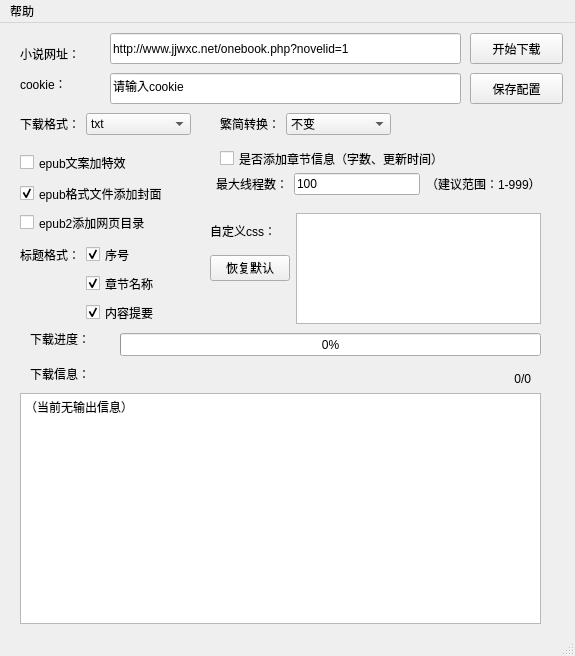
This is exe整合版/jjurl.ui in 7325156/jjwxcNovelCrawler as Qt 5 draws it before an edit. The edited form follows.
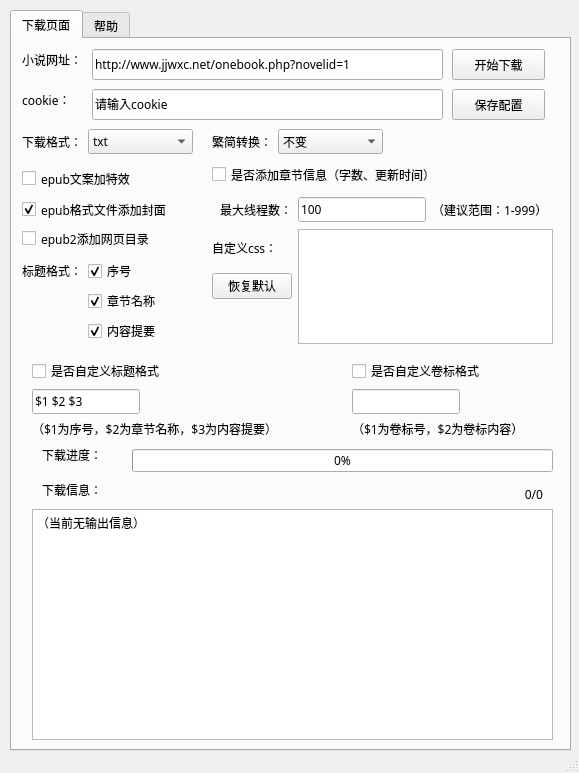
This is the edited form. Icons and pictures are not drawn.

Patch:
```diff
--- a/exe整合版/jjurl.ui
+++ b/exe整合版/jjurl.ui
@@ -6,10 +6,15 @@
    <rect>
     <x>0</x>
     <y>0</y>
-    <width>575</width>
-    <height>656</height>
+    <width>579</width>
+    <height>773</height>
    </rect>
   </property>
+  <property name="font">
+   <font>
+    <family>微软雅黑</family>
+   </font>
+  </property>
   <property name="windowTitle">
    <string>晋江小说下载</string>
   </property>
@@ -21,87 +26,36 @@
    <set>Qt::ImhPreferNumbers</set>
   </property>
   <widget class="QWidget" name="centralwidget">
-   <widget class="QWidget" name="formLayoutWidget">
+   <widget class="QTabWidget" name="tabWidget">
     <property name="geometry">
      <rect>
-      <x>220</x>
-      <y>90</y>
-      <width>171</width>
-      <height>31</height>
+      <x>10</x>
+      <y>10</y>
+      <width>561</width>
+      <height>741</height>
      </rect>
     </property>
-    <layout class="QFormLayout" name="tstran">
-     <item row="0" column="1">
-      <widget class="QComboBox" name="stch">
-       <item>
-        <property name="text">
-         <string>不变</string>
-        </property>
-       </item>
-       <item>
-        <property name="text">
-         <string>繁转简</string>
-        </property>
-       </item>
-       <item>
-        <property name="text">
-         <string>简转繁</string>
-        </property>
-       </item>
-      </widget>
-     </item>
-     <item row="0" column="0">
-      <widget class="QLabel" name="label">
-       <property name="text">
-        <string>繁简转换：</string>
-       </property>
-      </widget>
-     </item>
-    </layout>
-   </widget>
-   <widget class="QWidget" name="formLayoutWidget_2">
-    <property name="geometry">
-     <rect>
-      <x>20</x>
-      <y>90</y>
-      <width>171</width>
-      <height>31</height>
-     </rect>
-    </property>
-    <layout class="QFormLayout" name="fileend">
-     <item row="0" column="0">
-      <widget class="QLabel" name="label_2">
-       <property name="text">
-        <string>下载格式：</string>
-       </property>
-      </widget>
-     </item>
-     <item row="0" column="1">
-      <widget class="QComboBox" name="format">
-       <item>
-        <property name="text">
-         <string>txt</string>
-        </property>
-       </item>
-       <item>
-        <property name="text">
-         <string>epub2</string>
-        </property>
-       </item>
-       <item>
-        <property name="text">
-         <string>epub3</string>
-        </property>
-       </item>
-      </widget>
-     </item>
-    </layout>
-   </widget>
+    <property name="styleSheet">
+     <string notr="true">&quot;QTabWidget:pane {border-top:0px solid #e8f3f9;background:  transparent; }&quot;</string>
+    </property>
+    <property name="tabShape">
+     <enum>QTabWidget::Rounded</enum>
+    </property>
+    <property name="currentIndex">
+     <number>0</number>
+    </property>
+    <property name="elideMode">
+     <enum>Qt::ElideNone</enum>
+    </property>
+    <widget class="QWidget" name="tab">
+     <attribute name="title">
+      <string>下载页面</string>
+     </attribute>
    <widget class="QLabel" name="label_3">
     <property name="geometry">
      <rect>
-      <x>20</x>
-      <y>20</y>
+        <x>10</x>
+        <y>10</y>
       <width>72</width>
       <height>21</height>
      </rect>
@@ -113,7 +67,7 @@
    <widget class="QLineEdit" name="jjurl">
     <property name="geometry">
      <rect>
-      <x>110</x>
+        <x>80</x>
       <y>10</y>
       <width>351</width>
       <height>31</height>
@@ -123,10 +77,36 @@
      <string>http://www.jjwxc.net/onebook.php?novelid=1</string>
     </property>
    </widget>
+     <widget class="QPushButton" name="start">
+      <property name="geometry">
+       <rect>
+        <x>440</x>
+        <y>10</y>
+        <width>93</width>
+        <height>31</height>
+       </rect>
+      </property>
+      <property name="text">
+       <string>开始下载</string>
+      </property>
+     </widget>
+     <widget class="QPushButton" name="configsave">
+      <property name="geometry">
+       <rect>
+        <x>440</x>
+        <y>50</y>
+        <width>93</width>
+        <height>31</height>
+       </rect>
+      </property>
+      <property name="text">
+       <string>保存配置</string>
+      </property>
+     </widget>
    <widget class="QLabel" name="label_4">
     <property name="geometry">
      <rect>
-      <x>20</x>
+        <x>10</x>
       <y>50</y>
       <width>72</width>
       <height>21</height>
@@ -139,7 +119,7 @@
    <widget class="QLineEdit" name="jjcookie">
     <property name="geometry">
      <rect>
-      <x>110</x>
+        <x>80</x>
       <y>50</y>
       <width>351</width>
       <height>31</height>
@@ -149,13 +129,155 @@
      <string>请输入cookie</string>
     </property>
    </widget>
+     <widget class="QWidget" name="formLayoutWidget_2">
+      <property name="geometry">
+       <rect>
+        <x>10</x>
+        <y>90</y>
+        <width>171</width>
+        <height>51</height>
+       </rect>
+      </property>
+      <layout class="QFormLayout" name="fileend">
+       <item row="0" column="0">
+        <widget class="QLabel" name="label_2">
+         <property name="text">
+          <string>下载格式：</string>
+         </property>
+        </widget>
+       </item>
+       <item row="0" column="1">
+        <widget class="QComboBox" name="format">
+         <item>
+          <property name="text">
+           <string>txt</string>
+          </property>
+         </item>
+         <item>
+          <property name="text">
+           <string>epub2</string>
+          </property>
+         </item>
+         <item>
+          <property name="text">
+           <string>epub3</string>
+          </property>
+         </item>
+        </widget>
+       </item>
+      </layout>
+     </widget>
+     <widget class="QWidget" name="formLayoutWidget">
+      <property name="geometry">
+       <rect>
+        <x>200</x>
+        <y>90</y>
+        <width>171</width>
+        <height>31</height>
+       </rect>
+      </property>
+      <layout class="QFormLayout" name="tstran">
+       <item row="0" column="1">
+        <widget class="QComboBox" name="stch">
+         <item>
+          <property name="text">
+           <string>不变</string>
+          </property>
+         </item>
+         <item>
+          <property name="text">
+           <string>繁转简</string>
+          </property>
+         </item>
+         <item>
+          <property name="text">
+           <string>简转繁</string>
+          </property>
+         </item>
+        </widget>
+       </item>
+       <item row="0" column="0">
+        <widget class="QLabel" name="label">
+         <property name="text">
+          <string>繁简转换：</string>
+         </property>
+        </widget>
+       </item>
+      </layout>
+     </widget>
+     <widget class="QCheckBox" name="hvol">
+      <property name="geometry">
+       <rect>
+        <x>10</x>
+        <y>190</y>
+        <width>171</width>
+        <height>19</height>
+       </rect>
+      </property>
+      <property name="text">
+       <string>epub2添加网页目录</string>
+      </property>
+     </widget>
+     <widget class="QCheckBox" name="special">
+      <property name="geometry">
+       <rect>
+        <x>10</x>
+        <y>130</y>
+        <width>164</width>
+        <height>19</height>
+       </rect>
+      </property>
+      <property name="text">
+       <string>epub文案加特效</string>
+      </property>
+     </widget>
+     <widget class="QCheckBox" name="chInfo">
+      <property name="geometry">
+       <rect>
+        <x>200</x>
+        <y>120</y>
+        <width>281</width>
+        <height>31</height>
+       </rect>
+      </property>
+      <property name="text">
+       <string>是否添加章节信息（字数、更新时间）</string>
+      </property>
+     </widget>
+     <widget class="QCheckBox" name="cover">
+      <property name="geometry">
+       <rect>
+        <x>10</x>
+        <y>150</y>
+        <width>181</width>
+        <height>41</height>
+       </rect>
+      </property>
+      <property name="text">
+       <string>epub格式文件添加封面</string>
+      </property>
+      <property name="checked">
+       <bool>true</bool>
+      </property>
+     </widget>
+     <widget class="QWidget" name="formLayoutWidget_4">
+      <property name="geometry">
+       <rect>
+        <x>200</x>
+        <y>140</y>
+        <width>337</width>
+        <height>41</height>
+       </rect>
+      </property>
+      <layout class="QFormLayout" name="formLayout"/>
+     </widget>
    <widget class="QWidget" name="formLayoutWidget_3">
     <property name="geometry">
      <rect>
-      <x>20</x>
+        <x>10</x>
       <y>220</y>
       <width>191</width>
-      <height>81</height>
+        <height>94</height>
      </rect>
     </property>
     <layout class="QFormLayout" name="titlestyle">
@@ -198,24 +320,44 @@
      </item>
     </layout>
    </widget>
-   <widget class="QPushButton" name="start">
+     <widget class="QWidget" name="gridLayoutWidget">
     <property name="geometry">
      <rect>
-      <x>470</x>
-      <y>10</y>
-      <width>93</width>
-      <height>31</height>
-     </rect>
-    </property>
+        <x>200</x>
+        <y>190</y>
+        <width>341</width>
+        <height>115</height>
+       </rect>
+      </property>
+      <layout class="QGridLayout" name="gridLayout">
+       <item row="0" column="1" rowspan="3">
+        <widget class="QPlainTextEdit" name="cssedit">
+         <property name="plainText">
+          <string/>
+         </property>
+        </widget>
+       </item>
+       <item row="1" column="0">
+        <widget class="QPushButton" name="cssbutton">
     <property name="text">
-     <string>开始下载</string>
-    </property>
+          <string>恢复默认</string>
+         </property>
+        </widget>
+       </item>
+       <item row="0" column="0">
+        <widget class="QLabel" name="label_10">
+         <property name="text">
+          <string>自定义css：</string>
+         </property>
+        </widget>
+       </item>
+      </layout>
    </widget>
    <widget class="QLabel" name="label_8">
     <property name="geometry">
      <rect>
       <x>30</x>
-      <y>340</y>
+        <y>440</y>
       <width>81</width>
       <height>21</height>
      </rect>
@@ -224,24 +366,53 @@
      <string>下载信息：</string>
     </property>
    </widget>
-   <widget class="QPushButton" name="configsave">
+     <widget class="QLabel" name="pct">
     <property name="geometry">
      <rect>
-      <x>470</x>
-      <y>50</y>
-      <width>93</width>
+        <x>400</x>
+        <y>440</y>
+        <width>131</width>
       <height>31</height>
      </rect>
     </property>
     <property name="text">
-     <string>保存配置</string>
+       <string>0/0</string>
+      </property>
+      <property name="alignment">
+       <set>Qt::AlignRight|Qt::AlignTrailing|Qt::AlignVCenter</set>
+      </property>
+     </widget>
+     <widget class="QLabel" name="label_9">
+      <property name="geometry">
+       <rect>
+        <x>30</x>
+        <y>400</y>
+        <width>81</width>
+        <height>31</height>
+       </rect>
+      </property>
+      <property name="text">
+       <string>下载进度：</string>
+      </property>
+     </widget>
+     <widget class="QProgressBar" name="progressBar">
+      <property name="geometry">
+       <rect>
+        <x>120</x>
+        <y>410</y>
+        <width>421</width>
+        <height>23</height>
+       </rect>
+      </property>
+      <property name="value">
+       <number>0</number>
     </property>
    </widget>
    <widget class="QTextBrowser" name="textEdit">
     <property name="geometry">
      <rect>
       <x>20</x>
-      <y>370</y>
+        <y>470</y>
       <width>521</width>
       <height>231</height>
      </rect>
@@ -263,88 +434,15 @@
 &lt;p style=&quot; margin-top:0px; margin-bottom:0px; margin-left:0px; margin-right:0px; -qt-block-indent:0; text-indent:0px;&quot;&gt;（当前无输出信息）&lt;/p&gt;&lt;/body&gt;&lt;/html&gt;</string>
     </property>
    </widget>
-   <widget class="QCheckBox" name="cover">
+     <widget class="QWidget" name="layoutWidget">
     <property name="geometry">
      <rect>
-      <x>20</x>
-      <y>150</y>
-      <width>181</width>
-      <height>41</height>
-     </rect>
-    </property>
-    <property name="text">
-     <string>epub格式文件添加封面</string>
-    </property>
-    <property name="checked">
-     <bool>true</bool>
-    </property>
-   </widget>
-   <widget class="QProgressBar" name="progressBar">
-    <property name="geometry">
-     <rect>
-      <x>120</x>
-      <y>310</y>
-      <width>421</width>
-      <height>23</height>
-     </rect>
-    </property>
-    <property name="value">
-     <number>0</number>
-    </property>
-   </widget>
-   <widget class="QLabel" name="label_9">
-    <property name="geometry">
-     <rect>
-      <x>30</x>
-      <y>300</y>
-      <width>81</width>
-      <height>31</height>
-     </rect>
-    </property>
-    <property name="text">
-     <string>下载进度：</string>
-    </property>
-   </widget>
-   <widget class="QLabel" name="pct">
-    <property name="geometry">
-     <rect>
-      <x>400</x>
-      <y>340</y>
-      <width>131</width>
-      <height>31</height>
-     </rect>
-    </property>
-    <property name="text">
-     <string>0/0</string>
-    </property>
-    <property name="alignment">
-     <set>Qt::AlignRight|Qt::AlignTrailing|Qt::AlignVCenter</set>
-    </property>
-   </widget>
-   <widget class="QCheckBox" name="special">
-    <property name="geometry">
-     <rect>
-      <x>20</x>
-      <y>130</y>
-      <width>164</width>
-      <height>19</height>
-     </rect>
-    </property>
-    <property name="text">
-     <string>epub文案加特效</string>
-    </property>
-   </widget>
-   <widget class="QWidget" name="formLayoutWidget_4">
-    <property name="geometry">
-     <rect>
-      <x>210</x>
-      <y>150</y>
-      <width>331</width>
-      <height>41</height>
-     </rect>
-    </property>
-    <layout class="QFormLayout" name="formLayout">
-     <item row="0" column="1">
+        <x>208</x>
+        <y>151</y>
+        <width>328</width>
+        <height>39</height>
+       </rect>
+      </property>
       <layout class="QHBoxLayout" name="horizontalLayout">
        <item>
         <widget class="QLabel" name="label_6">
@@ -374,84 +472,142 @@
         </widget>
        </item>
       </layout>
-     </item>
-    </layout>
-   </widget>
-   <widget class="QCheckBox" name="chInfo">
-    <property name="geometry">
-     <rect>
-      <x>220</x>
-      <y>120</y>
-      <width>281</width>
-      <height>31</height>
-     </rect>
-    </property>
-    <property name="text">
-     <string>是否添加章节信息（字数、更新时间）</string>
-    </property>
-   </widget>
-   <widget class="QWidget" name="gridLayoutWidget">
-    <property name="geometry">
-     <rect>
-      <x>210</x>
-      <y>190</y>
-      <width>331</width>
-      <height>111</height>
-     </rect>
-    </property>
-    <layout class="QGridLayout" name="gridLayout">
-     <item row="0" column="0">
-      <widget class="QLabel" name="label_10">
-       <property name="text">
-        <string>自定义css：</string>
-       </property>
-      </widget>
-     </item>
-     <item row="1" column="0">
-      <widget class="QPushButton" name="cssbutton">
-       <property name="text">
-        <string>恢复默认</string>
-       </property>
-      </widget>
-     </item>
-     <item row="0" column="1" rowspan="3">
-      <widget class="QPlainTextEdit" name="cssedit">
-       <property name="plainText">
-        <string/>
-       </property>
-      </widget>
-     </item>
-    </layout>
-   </widget>
-   <widget class="QCheckBox" name="hvol">
+     </widget>
+     <widget class="QWidget" name="formLayoutWidget_5">
     <property name="geometry">
      <rect>
       <x>20</x>
-      <y>190</y>
-      <width>171</width>
-      <height>19</height>
-     </rect>
-    </property>
+        <y>320</y>
+        <width>312</width>
+        <height>81</height>
+       </rect>
+      </property>
+      <layout class="QFormLayout" name="formLayout_2">
+       <item row="1" column="0">
+        <widget class="QLineEdit" name="tfedit">
     <property name="text">
-     <string>epub2添加网页目录</string>
-    </property>
-   </widget>
-  </widget>
-  <widget class="QMenuBar" name="menubar">
+          <string>$1 $2 $3</string>
+         </property>
+        </widget>
+       </item>
+       <item row="0" column="0">
+        <widget class="QCheckBox" name="selftitle">
+         <property name="text">
+          <string>是否自定义标题格式</string>
+         </property>
+        </widget>
+       </item>
+       <item row="2" column="0">
+        <widget class="QLabel" name="label_11">
+         <property name="text">
+          <string>（$1为序号，$2为章节名称，$3为内容提要）</string>
+         </property>
+        </widget>
+       </item>
+      </layout>
+     </widget>
+     <widget class="QWidget" name="formLayoutWidget_6">
    <property name="geometry">
     <rect>
-     <x>0</x>
-     <y>0</y>
-     <width>575</width>
-     <height>26</height>
-    </rect>
-   </property>
-   <widget class="QMenu" name="menuhelp">
-    <property name="title">
+        <x>340</x>
+        <y>320</y>
+        <width>221</width>
+        <height>80</height>
+       </rect>
+      </property>
+      <layout class="QFormLayout" name="formLayout_3">
+       <item row="0" column="0">
+        <widget class="QCheckBox" name="selfvol">
+         <property name="text">
+          <string>是否自定义卷标格式</string>
+         </property>
+        </widget>
+       </item>
+       <item row="1" column="0">
+        <widget class="QLineEdit" name="voledit"/>
+       </item>
+       <item row="2" column="0">
+        <widget class="QLabel" name="label_12">
+         <property name="text">
+          <string>（$1为卷标号，$2为卷标内容）</string>
+         </property>
+        </widget>
+       </item>
+      </layout>
+     </widget>
+    </widget>
+    <widget class="QWidget" name="tab_2">
+     <attribute name="title">
      <string>帮助</string>
-    </property>
-   </widget>
-   <addaction name="menuhelp"/>
+     </attribute>
+     <widget class="QTextBrowser" name="textBrowser_2">
+      <property name="geometry">
+       <rect>
+        <x>10</x>
+        <y>10</y>
+        <width>531</width>
+        <height>691</height>
+       </rect>
+      </property>
+      <property name="styleSheet">
+       <string notr="true">“background:transparent;border-width:0;border-style:outset”</string>
+      </property>
+      <property name="readOnly">
+       <bool>true</bool>
+      </property>
+      <property name="markdown">
+       <string>本软件由7325156制作，若运行软件时有问题，请 [联系作者](https://github.com/7325156/jjwxcNovelCrawler)
+
+版本：2.4.2
+
+最新版本下载： [github](https://github.com/7325156/jjwxcNovelCrawler/releases/latest/)
+| [蓝奏云](https://wwr.lanzoui.com/b02oduqmd#a5jo)
+
+此项目仅供学习交流使用，严禁用于商业用途，请在24小时之内删除。
+
+**更新记录**：
+
+2021-11-09 
+
+- 添加自定义标题、卷标格式功能。
+
+2021-10-26 
+
+- 为epub2添加网页目录 获取未购买、被锁章节信息
+
+2021-10-22 
+
+- 使用app接口下载，无需反爬虫。感谢 **酷安 @关耳010225 @乃星 @viviyaaa** 的方案。 
+- 添加编辑css功能。
+
+2021-9-30
+
+- 新增窗口模式，可自由选择反爬虫模式（侵删）、文件下载格式以及其他必备配置。
+</string>
+      </property>
+      <property name="html">
+       <string>&lt;!DOCTYPE HTML PUBLIC &quot;-//W3C//DTD HTML 4.0//EN&quot; &quot;http://www.w3.org/TR/REC-html40/strict.dtd&quot;&gt;
+&lt;html&gt;&lt;head&gt;&lt;meta name=&quot;qrichtext&quot; content=&quot;1&quot; /&gt;&lt;style type=&quot;text/css&quot;&gt;
+p, li { white-space: pre-wrap; }
+&lt;/style&gt;&lt;/head&gt;&lt;body style=&quot; font-family:'SimSun'; font-size:9pt; font-weight:400; font-style:normal;&quot;&gt;
+&lt;p style=&quot; margin-top:12px; margin-bottom:12px; margin-left:0px; margin-right:0px; -qt-block-indent:0; text-indent:0px;&quot;&gt;&lt;span style=&quot; font-family:'微软雅黑','sans-serif'; font-size:10pt;&quot;&gt;本软件由7325156制作，若运行软件时有问题，请 &lt;/span&gt;&lt;a href=&quot;https://github.com/7325156/jjwxcNovelCrawler&quot;&gt;&lt;span style=&quot; font-size:10pt; text-decoration: underline; color:#0000ff;&quot;&gt;联系作者&lt;/span&gt;&lt;/a&gt;&lt;/p&gt;
+&lt;p style=&quot; margin-top:12px; margin-bottom:12px; margin-left:0px; margin-right:0px; -qt-block-indent:0; text-indent:0px;&quot;&gt;&lt;span style=&quot; font-family:'微软雅黑','sans-serif'; font-size:10pt;&quot;&gt;版本：2.4.2&lt;/span&gt;&lt;/p&gt;
+&lt;p style=&quot; margin-top:12px; margin-bottom:12px; margin-left:0px; margin-right:0px; -qt-block-indent:0; text-indent:0px;&quot;&gt;&lt;span style=&quot; font-family:'微软雅黑','sans-serif'; font-size:10pt;&quot;&gt;最新版本下载： &lt;/span&gt;&lt;a href=&quot;https://github.com/7325156/jjwxcNovelCrawler/releases/latest/&quot;&gt;&lt;span style=&quot; font-size:10pt; text-decoration: underline; color:#0000ff;&quot;&gt;github&lt;/span&gt;&lt;/a&gt;&lt;span style=&quot; font-family:'微软雅黑','sans-serif'; font-size:10pt;&quot;&gt; | &lt;/span&gt;&lt;a href=&quot;https://wwr.lanzoui.com/b02oduqmd#a5jo&quot;&gt;&lt;span style=&quot; font-size:10pt; text-decoration: underline; color:#0000ff;&quot;&gt;蓝奏云&lt;/span&gt;&lt;/a&gt;&lt;/p&gt;
+&lt;p style=&quot; margin-top:12px; margin-bottom:12px; margin-left:0px; margin-right:0px; -qt-block-indent:0; text-indent:0px;&quot;&gt;&lt;span style=&quot; font-family:'微软雅黑'; font-size:10pt;&quot;&gt;此项目仅供学习交流使用，严禁用于商业用途，请在24小时之内删除。&lt;/span&gt;&lt;/p&gt;
+&lt;p style=&quot; margin-top:12px; margin-bottom:12px; margin-left:0px; margin-right:0px; -qt-block-indent:0; text-indent:0px;&quot;&gt;&lt;span style=&quot; font-family:'微软雅黑','sans-serif'; font-size:10pt; font-weight:600;&quot;&gt;更新记录&lt;/span&gt;&lt;span style=&quot; font-family:'微软雅黑','sans-serif'; font-size:10pt;&quot;&gt;：&lt;/span&gt;&lt;/p&gt;
+&lt;p style=&quot; margin-top:12px; margin-bottom:12px; margin-left:0px; margin-right:0px; -qt-block-indent:0; text-indent:0px;&quot;&gt;&lt;span style=&quot; font-family:'微软雅黑','sans-serif'; font-size:10pt;&quot;&gt;2021-11-09 &lt;/span&gt;&lt;/p&gt;
+&lt;ul style=&quot;margin-top: 0px; margin-bottom: 0px; margin-left: 0px; margin-right: 0px; -qt-list-indent: 1;&quot;&gt;&lt;li style=&quot; font-family:'微软雅黑','sans-serif'; font-size:10pt;&quot; style=&quot; margin-top:12px; margin-bottom:12px; margin-left:0px; margin-right:0px; -qt-block-indent:0; text-indent:0px;&quot;&gt;添加自定义标题、卷标格式功能。&lt;/li&gt;&lt;/ul&gt;
+&lt;p style=&quot; margin-top:12px; margin-bottom:12px; margin-left:0px; margin-right:0px; -qt-block-indent:0; text-indent:0px;&quot;&gt;&lt;span style=&quot; font-family:'微软雅黑','sans-serif'; font-size:10pt;&quot;&gt;2021-10-26 &lt;/span&gt;&lt;/p&gt;
+&lt;ul style=&quot;margin-top: 0px; margin-bottom: 0px; margin-left: 0px; margin-right: 0px; -qt-list-indent: 1;&quot;&gt;&lt;li style=&quot; font-family:'微软雅黑','sans-serif'; font-size:10pt;&quot; style=&quot; margin-top:12px; margin-bottom:12px; margin-left:0px; margin-right:0px; -qt-block-indent:0; text-indent:0px;&quot;&gt;为epub2添加网页目录 获取未购买、被锁章节信息&lt;/li&gt;&lt;/ul&gt;
+&lt;p style=&quot; margin-top:12px; margin-bottom:12px; margin-left:0px; margin-right:0px; -qt-block-indent:0; text-indent:0px;&quot;&gt;&lt;span style=&quot; font-family:'微软雅黑','sans-serif'; font-size:10pt;&quot;&gt;2021-10-22 &lt;/span&gt;&lt;/p&gt;
+&lt;ul style=&quot;margin-top: 0px; margin-bottom: 0px; margin-left: 0px; margin-right: 0px; -qt-list-indent: 1;&quot;&gt;&lt;li style=&quot; font-family:'微软雅黑','sans-serif'; font-size:10pt;&quot; style=&quot; margin-top:12px; margin-bottom:0px; margin-left:0px; margin-right:0px; -qt-block-indent:0; text-indent:0px;&quot;&gt;使用app接口下载，无需反爬虫。感谢 &lt;span style=&quot; font-weight:600;&quot;&gt;酷安 @关耳010225 @乃星 @viviyaaa&lt;/span&gt; 的方案。 &lt;/li&gt;
+&lt;li style=&quot; font-family:'微软雅黑','sans-serif'; font-size:10pt;&quot; style=&quot; margin-top:0px; margin-bottom:12px; margin-left:0px; margin-right:0px; -qt-block-indent:0; text-indent:0px;&quot;&gt;添加编辑css功能。&lt;/li&gt;&lt;/ul&gt;
+&lt;p style=&quot; margin-top:12px; margin-bottom:12px; margin-left:0px; margin-right:0px; -qt-block-indent:0; text-indent:0px;&quot;&gt;&lt;span style=&quot; font-family:'微软雅黑','sans-serif'; font-size:10pt;&quot;&gt;2021-9-30&lt;/span&gt;&lt;/p&gt;
+&lt;ul style=&quot;margin-top: 0px; margin-bottom: 0px; margin-left: 0px; margin-right: 0px; -qt-list-indent: 1;&quot;&gt;&lt;li style=&quot; font-family:'微软雅黑','sans-serif'; font-size:10pt;&quot; style=&quot; margin-top:12px; margin-bottom:12px; margin-left:0px; margin-right:0px; -qt-block-indent:0; text-indent:0px;&quot;&gt;新增窗口模式，可自由选择反爬虫模式（侵删）、文件下载格式以及其他必备配置。&lt;/li&gt;&lt;/ul&gt;&lt;/body&gt;&lt;/html&gt;</string>
+      </property>
+     </widget>
+    </widget>
+   </widget>
   </widget>
   <widget class="QStatusBar" name="statusbar"/>
  </widget>
```
Lines whose indentation alone changed are shown as unchanged.
